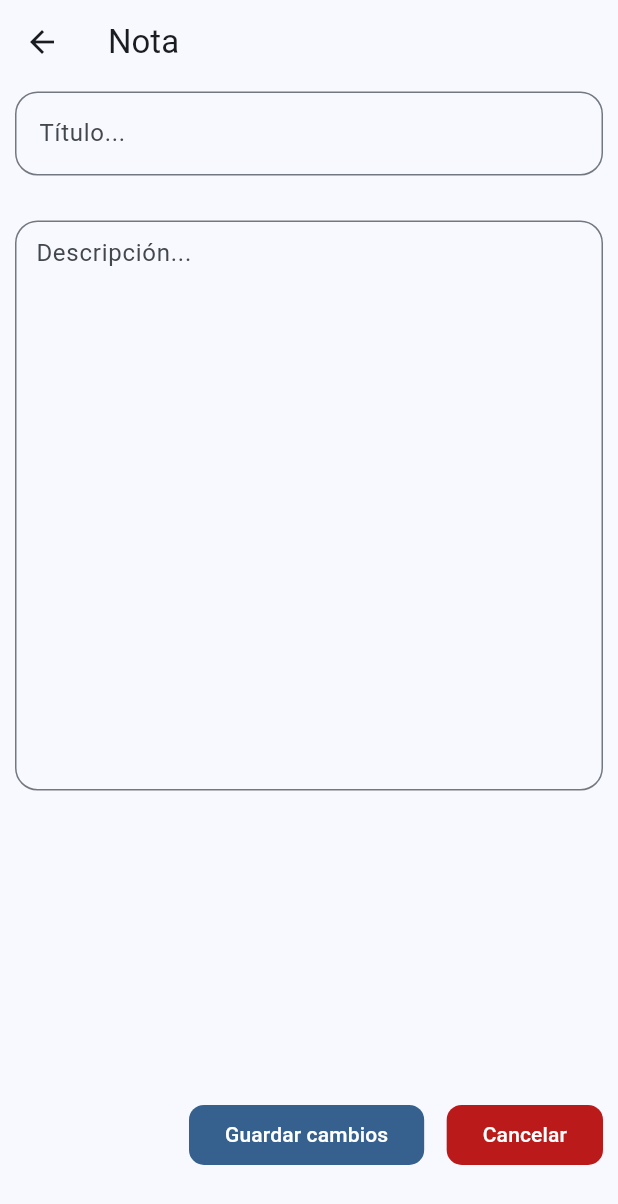
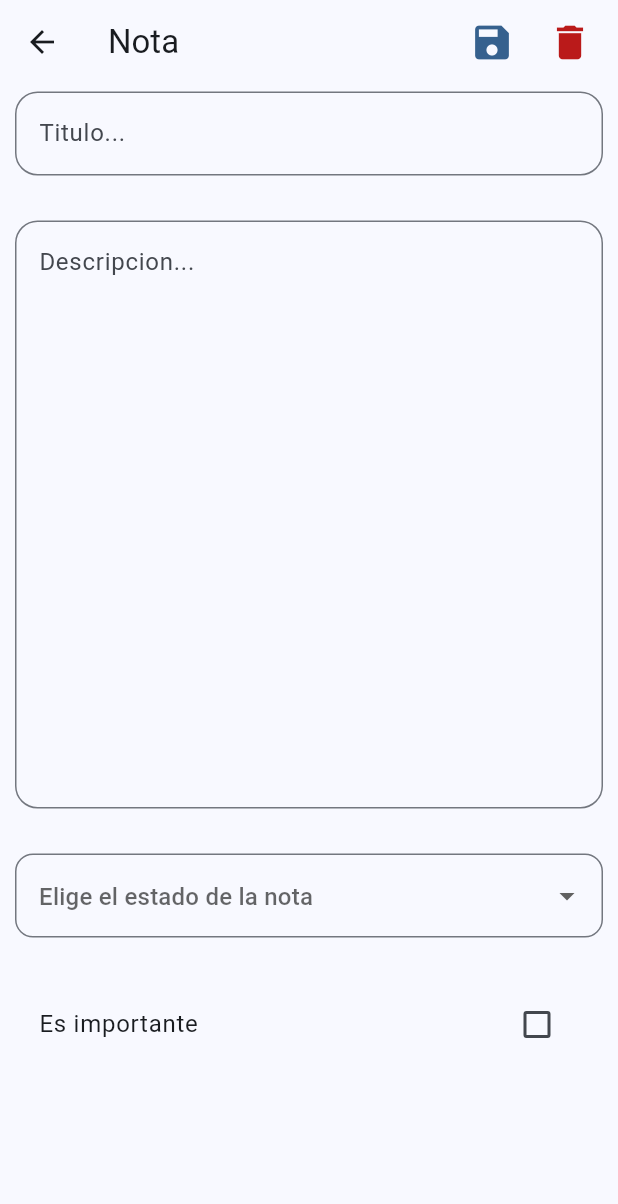
Before and after one commit to germandbl/notes_app, a Flutter app: the screen it shows after launch, after a tap on the "add" icon, on a phone screen of 412 x 824 dp. Shown: the top 1204 px of the screen. Run offline on Flutter 3.47's test engine with Material 3 defaults, Android fonts, the phone set to English and light mode, and no system bars; our stand-ins replace go_router.

Commit message:
Bases de los widgets finalizados

```diff
--- a/lib/presentation/screens/note_screen.dart
+++ b/lib/presentation/screens/note_screen.dart
@@ -1,5 +1,6 @@
 import 'package:flutter/material.dart';
 import 'package:go_router/go_router.dart';
+import 'package:notes_app/presentation/widgets/custom_text_form_field.dart';
 
 class NoteScreen extends StatefulWidget {
   const NoteScreen({super.key});
@@ -9,84 +10,118 @@ class NoteScreen extends StatefulWidget {
 }
 
 class _NoteScreenState extends State<NoteScreen> {
+  final GlobalKey<FormState> _formKey = GlobalKey<FormState>();
   final TextEditingController titleController = TextEditingController();
   final FocusNode titleFocusNode = FocusNode();
   final TextEditingController descriptionController = TextEditingController();
   final FocusNode descriptionFocusNode = FocusNode();
 
+  String? selectedState;
+  bool important = false;
+
   @override
   Widget build(BuildContext context) {
     final colors = Theme.of(context).colorScheme;
+    List<DropdownMenuItem<String>> states = const [
+      DropdownMenuItem(value: 'Creado', child: Text('Creado')),
+      DropdownMenuItem(value: 'Por hacer', child: Text('Por hacer')),
+      DropdownMenuItem(value: 'Trabajando', child: Text('Trabajando')),
+      DropdownMenuItem(value: 'Finalizado', child: Text('Finalizado')),
+    ];
 
     return Scaffold(
         appBar: AppBar(
+          actions: [
+            Padding(
+              padding: const EdgeInsets.only(right: 4),
+              child: IconButton(
+                onPressed: () {
+                  print(
+                      '${titleController.text}, ${descriptionController.text}, Es importante: ${important}, ${selectedState}');
+                },
+                icon: Icon(Icons.save, color: colors.primary),
+                style: IconButton.styleFrom(
+                    iconSize: 30,
+                    shape: RoundedRectangleBorder(
+                        borderRadius: BorderRadius.circular(12))),
+              ),
+            ),
+            Padding(
+              padding: const EdgeInsets.only(right: 8),
+              child: IconButton(
+                onPressed: () {},
+                icon: Icon(Icons.delete, color: colors.error),
+                style: IconButton.styleFrom(
+                    iconSize: 30,
+                    shape: RoundedRectangleBorder(
+                        borderRadius: BorderRadius.circular(12))),
+              ),
+            )
+          ],
           title: const Text('Nota'),
         ),
         body: Form(
+          key: _formKey,
           child: SingleChildScrollView(
-            child: SizedBox(
-              height:
-                  (MediaQuery.of(context).size.height - kToolbarHeight) * 0.95,
             child: Padding(
-                padding:
-                    const EdgeInsets.symmetric(vertical: 5, horizontal: 10),
+              padding: const EdgeInsets.symmetric(vertical: 5, horizontal: 10),
               child: Column(
                 children: [
-                    TextFormField(
+                  CustomTextFormField(
+                    inputFocusNode: titleFocusNode,
+                    inputController: titleController,
+                    alignLabelWithHint: false,
+                    labelText: 'Titulo...',
                     maxLength: 34,
-                      onTapOutside: (event) {
-                        titleFocusNode.unfocus();
+                    maxLines: 1,
+                    textInputType: TextInputType.text,
+                    validator: (String? value) {
+                      if (value == null || value.isEmpty) {
+                        return "Por favor ingresa un titulo";
+                      }
+                      return null;
                     },
-                      focusNode: titleFocusNode,
-                      controller: titleController,
-                      decoration: InputDecoration(
-                          labelText: 'Título...',
-                          counterText: "",
-                          border: OutlineInputBorder(
-                              borderRadius: BorderRadius.circular(15))),
                   ),
                   const SizedBox(height: 30),
-                    TextFormField(
-                      onTapOutside: (event) {
-                        descriptionFocusNode.unfocus();
+                  CustomTextFormField(
+                    inputFocusNode: descriptionFocusNode,
+                    inputController: descriptionController,
+                    alignLabelWithHint: true,
+                    labelText: 'Descripcion...',
+                    maxLength: 50000,
+                    maxLines: 15,
+                    textInputType: TextInputType.multiline,
+                    validator: (String? value) {
+                      return null;
                     },
-                      focusNode: descriptionFocusNode,
-                      controller: descriptionController,
-                      maxLines: 15,
-                      keyboardType: TextInputType.multiline,
+                  ),
+                  const SizedBox(height: 30),
+                  DropdownButtonFormField(
+                      validator: (String? value) {
+                        if (value == null) {
+                          return "Por favor selecciona un estado";
+                        }
+                        return null;
+                      },
+                      items: states,
+                      onChanged: (value) {
+                        selectedState = value;
+                      },
                       decoration: InputDecoration(
-                          alignLabelWithHint: true,
-                          contentPadding: const EdgeInsets.symmetric(
-                              horizontal: 10, vertical: 10),
-                          labelText: 'Descripción...',
+                          hintText: 'Elige el estado de la nota',
                           border: OutlineInputBorder(
-                              borderRadius: BorderRadius.circular(15))),
-                    ),
-                    const Spacer(),
-                    Row(
-                      mainAxisAlignment: MainAxisAlignment.end,
-                      crossAxisAlignment: CrossAxisAlignment.center,
-                      children: [
-                        FilledButton(
-                            onPressed: () {},
-                            style: FilledButton.styleFrom(
-                                shape: RoundedRectangleBorder(
-                                    borderRadius: BorderRadius.circular(10))),
-                            child: const Text('Guardar cambios')),
-                        const SizedBox(width: 15),
-                        FilledButton(
-                            onPressed: () {
-                              context.pop();
+                            borderRadius: BorderRadius.circular(12),
+                          ))),
+                  const SizedBox(height: 30),
+                  CheckboxListTile(
+                      value: important,
+                      onChanged: (bool? value) {
+                        setState(() {
+                          important = !important;
+                        });
                       },
-                            style: FilledButton.styleFrom(
-                                backgroundColor: colors.error,
-                                shape: RoundedRectangleBorder(
-                                    borderRadius: BorderRadius.circular(10))),
-                            child: const Text('Cancelar')),
+                      title: const Text('Es importante')),
                 ],
-                    ),
-                  ],
-                ),
               ),
             ),
           ),
--- a/lib/presentation/widgets/custom_card.dart
+++ b/lib/presentation/widgets/custom_card.dart
@@ -41,16 +41,16 @@ class CustomCard extends StatelessWidget {
                     mainAxisAlignment: MainAxisAlignment.start,
                     children: [
                       Text(
-                        'Importancia:',
+                        'Importante:',
                         style: TextStyle(fontWeight: FontWeight.w500),
                       ),
-                      Text(' Alta'),
+                      Text(' Sí'),
                       SizedBox(width: 20),
                       Text(
                         'Estado:',
                         style: TextStyle(fontWeight: FontWeight.w500),
                       ),
-                      Text(' Pendiente')
+                      Text(' Creado')
                     ],
                   ),
                   const SizedBox(height: 10),
```
Lines whose indentation alone changed are shown as unchanged.
